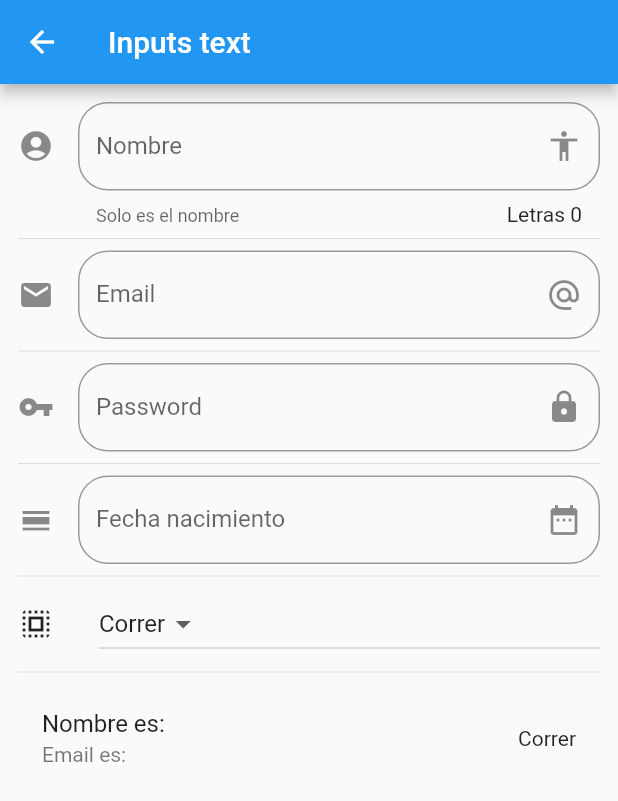
After one commit to afga97/flutterapp, a Flutter app: the screen it shows after launch, after a tap on "Input", on a phone screen of 412 x 824 dp. The commit adds this screen. Shown: the top 801 px of the screen. Run offline on Flutter 3.47's test engine with Material 2 defaults, Android fonts, the phone set to English and light mode, and no system bars; network calls fail.

Commit message:
Formulario y animations

```diff
--- a/lib/main.dart
+++ b/lib/main.dart
@@ -1,4 +1,5 @@
 import 'package:flutter/material.dart';
+import 'package:flutter_localizations/flutter_localizations.dart';
 
 // import 'package:componentes/src/pages/home_temp.dart';
 import 'package:componentes/src/routes/routes.dart';
@@ -12,6 +13,17 @@ class MyApp extends StatelessWidget {
     return MaterialApp(
       title: 'Material App',
       debugShowCheckedModeBanner: false,
+      localizationsDelegates: [
+        GlobalMaterialLocalizations.delegate,
+        GlobalWidgetsLocalizations.delegate,
+        GlobalCupertinoLocalizations.delegate,
+      ],
+      supportedLocales: [
+        const Locale('es', 'CO'),
+        const Locale('en', 'US'),
+        // const Locale('he', ''),
+        // const Locale.fromSubtags(languageCode: 'zh'),
+      ],
       // home: HomePage(),
       initialRoute: '/',
       routes: getApplicationRoutes(),
--- /dev/null
+++ b/lib/src/pages/input_page.dart
@@ -0,0 +1,183 @@
+import 'package:flutter/material.dart';
+
+class InputPage extends StatefulWidget {
+  @override
+  _InputPageState createState() => _InputPageState();
+}
+
+class _InputPageState extends State<InputPage> {
+
+  String _nombre = '';
+  String _email = '';
+  String _fecha = '';
+  String _poderSeleccionado = 'Correr';
+
+  List<String> _poderes = ['Volar', 'Nadar', 'Correr'];
+
+  TextEditingController _inputFieldDateController = new TextEditingController();
+
+  @override
+  Widget build(BuildContext context) {
+    return Scaffold(
+      appBar: AppBar(
+        title: Text('Inputs text'),
+      ),
+      body: ListView(
+        padding: EdgeInsets.symmetric(horizontal: 12.0, vertical: 12.0),
+        children: <Widget>[
+          _crearInput(),
+          Divider(),
+          _crearEmail(),
+          Divider(),
+          _crearPassword(),
+          Divider(),
+          _crearDate(context),
+          Divider(),
+          _crearDropdown(),
+          Divider(),
+          _crearPersona(),
+        ],
+      ),
+    );
+  }
+
+  Widget _crearInput() {
+    return TextField(
+      // autofocus: true,
+      textCapitalization: TextCapitalization.sentences,
+      decoration: InputDecoration(
+        border: OutlineInputBorder(
+          borderRadius: BorderRadius.circular(20.0)
+        ),
+        counter: Text('Letras ${_nombre.length}'),
+        hintText: 'Nombre de la persona',
+        labelText: 'Nombre',
+        helperText: 'Solo es el nombre',
+        suffixIcon: Icon(Icons.accessibility),
+        icon: Icon(Icons.account_circle)
+      ),
+      onChanged: (valor){
+        setState(() {
+          _nombre = valor;
+        });
+      },
+    );
+  }
+
+  Widget _crearEmail() {
+    return TextField(
+      keyboardType: TextInputType.emailAddress,
+      decoration: InputDecoration(
+        border: OutlineInputBorder(
+          borderRadius: BorderRadius.circular(20.0)
+        ),
+        hintText: 'Email de la persona',
+        labelText: 'Email',
+        suffixIcon: Icon(Icons.alternate_email),
+        icon: Icon(Icons.email)
+      ),
+      onChanged: (valor) => setState(() { _email = valor; }),
+    );
+  }
+
+  Widget _crearPassword() {
+    return TextField(
+      obscureText: true,
+      decoration: InputDecoration(
+        border: OutlineInputBorder(
+          borderRadius: BorderRadius.circular(20.0)
+        ),
+        hintText: 'Password',
+        labelText: 'Password',
+        suffixIcon: Icon(Icons.lock),
+        icon: Icon(Icons.vpn_key)
+      ),
+      onChanged: (valor) => setState(() { _email = valor; }),
+    );
+  }
+
+
+  List<DropdownMenuItem<String>> getOpcionesDropdown() {
+    List<DropdownMenuItem<String>> lista = new List();
+
+    _poderes.forEach( (poder) {
+      lista.add(DropdownMenuItem(
+        child: Text(poder),
+        value: poder
+      ));
+    });
+
+    return lista;
+  }
+
+  Widget _crearDropdown(){
+
+    return Row(
+      children: <Widget>[
+        Icon(Icons.select_all),
+        SizedBox(width: 30.0),
+        Expanded(
+          child: DropdownButton(
+            value: _poderSeleccionado,
+            items: getOpcionesDropdown(),
+            onChanged: (value) {
+              setState(() {
+                _poderSeleccionado = value;
+              });
+            }
+          ),
+        )
+      ],
+    );
+
+  }
+
+  Widget _crearDate(BuildContext context){
+    return TextField(
+      enableInteractiveSelection: false,
+      controller: _inputFieldDateController,
+      decoration: InputDecoration(
+        border: OutlineInputBorder(
+          borderRadius: BorderRadius.circular(20.0)
+        ),
+        hintText: 'Fecha nacimiento',
+        labelText: 'Fecha nacimiento',
+        suffixIcon: Icon(Icons.date_range),
+        icon: Icon(Icons.calendar_view_day)
+      ),
+      onTap: (){
+        FocusScope.of(context).requestFocus(new FocusNode());
+        _selectDate( context );
+      },
+    );
+  }
+
+  _selectDate(BuildContext context) async {
+    DateTime picked = await showDatePicker(
+      context: context,
+      initialDate: new DateTime.now(),
+      firstDate: new DateTime(2018),
+      lastDate: new DateTime(2025),
+      locale: Locale('es', 'CO')
+    );
+
+    if ( picked != null ){
+      setState(() {
+        _fecha = picked.toString();
+        _inputFieldDateController.text = _fecha;
+      });
+    }
+  }
+
+
+  Widget _crearPersona() {
+
+    return ListTile(
+      title: Text('Nombre es: $_nombre'),
+      subtitle: Text('Email es: $_email'),
+      trailing: Text(_poderSeleccionado),
+    );
+
+  }
+
+}
--- a/lib/src/routes/routes.dart
+++ b/lib/src/routes/routes.dart
@@ -6,12 +6,16 @@ import 'package:componentes/src/pages/avatar_page.dart';
 import 'package:componentes/src/pages/home_page.dart';
 import 'package:componentes/src/pages/card_page.dart';
 import 'package:componentes/src/pages/alert_page.dart';
+import 'package:componentes/src/pages/animated_container.dart';
+import 'package:componentes/src/pages/input_page.dart';
 
 Map<String, WidgetBuilder> getApplicationRoutes () {
     return <String, WidgetBuilder>{
         '/'     : (BuildContext context) => HomePage(),
         'alert' : (BuildContext context) => AlertPage(),
         'avatar': (BuildContext context) => AvatarPage(),
-        'card'  : (BuildContext context) => CardPage()
+        'card'  : (BuildContext context) => CardPage(),
+        'animatedContainer'  : (BuildContext context) => AnimatedContainerPage(),
+        'input'  : (BuildContext context) => InputPage()
     };
 }
--- a/lib/src/utils/icono_string_util.dart
+++ b/lib/src/utils/icono_string_util.dart
@@ -3,7 +3,9 @@ import 'package:flutter/material.dart';
 final _icons = <String, IconData>{
   'add_alert': Icons.add_alert,
   'accessibility': Icons.accessibility,
-  'folder_open': Icons.folder_open
+  'folder_open': Icons.folder_open,
+  'donut_large': Icons.donut_large,
+  'input': Icons.input
 };
 
 Icon getIcon( String nombreIcono){
--- a/pubspec.yaml
+++ b/pubspec.yaml
@@ -18,6 +18,8 @@ environment:
 
 dependencies:
   flutter:
+    sdk: flutter
+  flutter_localizations:
     sdk: flutter
 
   # The following adds the Cupertino Icons font to your application.
```
Also changed, not shown: data/menu_opts.json (+10 -0 lines), lib/src/pages/animated_container.dart (added, +59 -0 lines), pubspec.lock.
